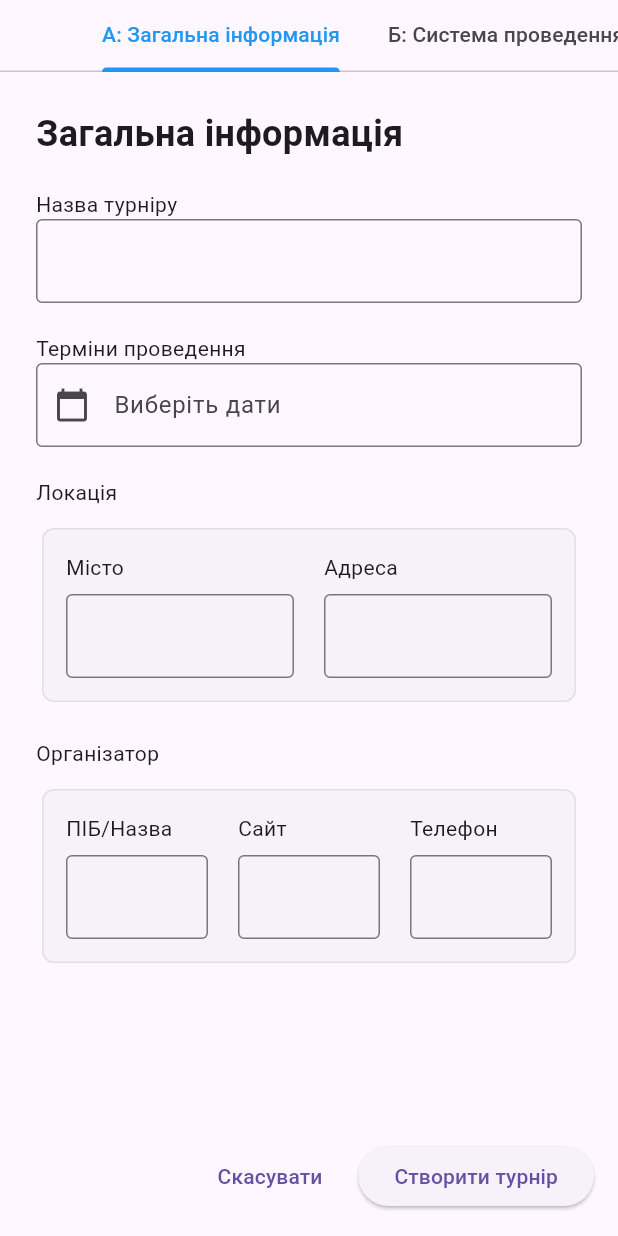
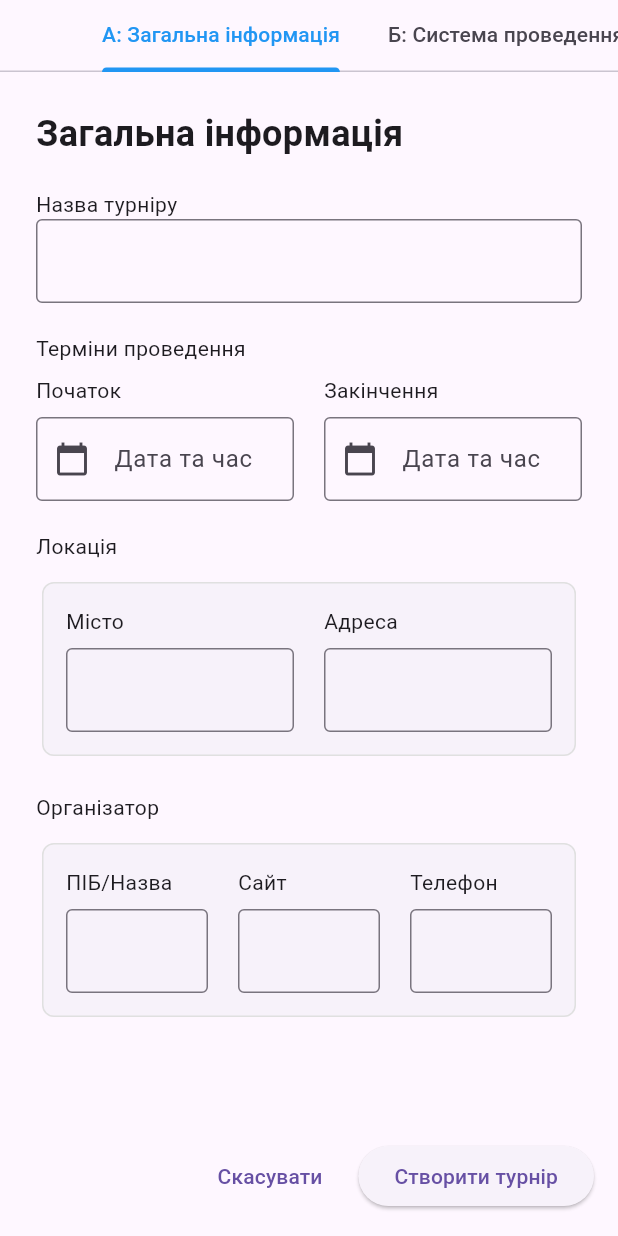
Before and after one commit to Aulex/arbi_chief, a Flutter app: the TournamentAddScreen widget shown alone on an empty page, opened directly, on a phone screen of 412 x 824 dp. Run offline on Flutter 3.47's test engine with Material 3 defaults, Android fonts, the phone set to English and light mode, and no system bars; our stand-ins replace flutter_riverpod, sqflite, sqflite_common_ffi; accounts and stored records are empty.

Commit message:
Додати вибір часу до термінів проведення турніру
- Замінено один DateRangePicker на два окремих поля (Початок / Закінчення)
- Кожне поле відкриває DatePicker, потім TimePicker
- Відображається дата і час у форматі РРРР-ММ-ДД ГГ:ХХ

https://claude.ai/code/session_01NThSgUFjPraDRrgCbZQKRo

```diff
--- a/lib/views/tournament_add_screen.dart
+++ b/lib/views/tournament_add_screen.dart
@@ -47,7 +47,8 @@ class _TournamentAddScreenState extends ConsumerState<TournamentAddScreen> {
   final _organizerNameController = TextEditingController();
   final _organizerSiteController = TextEditingController();
   final _organizerPhoneController = TextEditingController();
-  DateTimeRange? _selectedDateRange;
+  DateTime? _startDateTime;
+  DateTime? _endDateTime;
 
   @override
   void initState() {
@@ -56,12 +57,17 @@ class _TournamentAddScreenState extends ConsumerState<TournamentAddScreen> {
       final t = widget.tournament!;
       tNameController.text = t.t_name;
       if (t.t_date_begin.isNotEmpty && t.t_date_end.isNotEmpty) {
-        _selectedDateRange = DateTimeRange(
-          start: DateTime.parse(t.t_date_begin),
-          end: DateTime.parse(t.t_date_end),
-        );
+        _startDateTime = DateTime.parse(t.t_date_begin);
+        _endDateTime = DateTime.parse(t.t_date_end);
       }
     }
+  }
+
+  String _formatDateTime(DateTime dt) {
+    final d = dt.toLocal().toString().split(' ')[0];
+    final h = dt.hour.toString().padLeft(2, '0');
+    final m = dt.minute.toString().padLeft(2, '0');
+    return '$d $h:$m';
   }
 
   @override
@@ -153,29 +159,97 @@ class _TournamentAddScreenState extends ConsumerState<TournamentAddScreen> {
       ),
       const SizedBox(height: 20),
       const Text('Терміни проведення'),
+      const SizedBox(height: 8),
+      Row(
+        children: [
+          Expanded(
+            child: Column(
+              crossAxisAlignment: CrossAxisAlignment.start,
+              children: [
+                const Text('Початок'),
+                const SizedBox(height: 8),
                 TextFormField(
                   readOnly: true,
                   decoration: InputDecoration(
-          hintText:
-              _selectedDateRange == null
-                  ? 'Виберіть дати'
-                  : "${_selectedDateRange!.start.toLocal().toString().split(' ')[0]} - ${_selectedDateRange!.end.toLocal().toString().split(' ')[0]}",
+                    hintText: _startDateTime == null
+                        ? 'Дата та час'
+                        : _formatDateTime(_startDateTime!),
                     prefixIcon: const Icon(Icons.calendar_today),
                     border: const OutlineInputBorder(),
                   ),
                   onTap: () async {
-          final picked = await showDateRangePicker(
+                    final date = await showDatePicker(
                       context: context,
+                      initialDate: _startDateTime ?? DateTime.now(),
                       firstDate: DateTime(2023),
                       lastDate: DateTime(2030),
-            currentDate: DateTime.now(),
                     );
-          if (picked != null) {
+                    if (date != null && mounted) {
+                      final time = await showTimePicker(
+                        context: context,
+                        initialTime: _startDateTime != null
+                            ? TimeOfDay.fromDateTime(_startDateTime!)
+                            : const TimeOfDay(hour: 9, minute: 0),
+                      );
+                      if (time != null) {
                         setState(() {
-              _selectedDateRange = picked;
+                          _startDateTime = DateTime(
+                            date.year, date.month, date.day,
+                            time.hour, time.minute,
+                          );
                         });
                       }
+                    }
                   },
+                ),
+              ],
+            ),
+          ),
+          const SizedBox(width: 20),
+          Expanded(
+            child: Column(
+              crossAxisAlignment: CrossAxisAlignment.start,
+              children: [
+                const Text('Закінчення'),
+                const SizedBox(height: 8),
+                TextFormField(
+                  readOnly: true,
+                  decoration: InputDecoration(
+                    hintText: _endDateTime == null
+                        ? 'Дата та час'
+                        : _formatDateTime(_endDateTime!),
+                    prefixIcon: const Icon(Icons.calendar_today),
+                    border: const OutlineInputBorder(),
+                  ),
+                  onTap: () async {
+                    final date = await showDatePicker(
+                      context: context,
+                      initialDate: _endDateTime ?? _startDateTime ?? DateTime.now(),
+                      firstDate: DateTime(2023),
+                      lastDate: DateTime(2030),
+                    );
+                    if (date != null && mounted) {
+                      final time = await showTimePicker(
+                        context: context,
+                        initialTime: _endDateTime != null
+                            ? TimeOfDay.fromDateTime(_endDateTime!)
+                            : const TimeOfDay(hour: 18, minute: 0),
+                      );
+                      if (time != null) {
+                        setState(() {
+                          _endDateTime = DateTime(
+                            date.year, date.month, date.day,
+                            time.hour, time.minute,
+                          );
+                        });
+                      }
+                    }
+                  },
+                ),
+              ],
+            ),
+          ),
+        ],
       ),
       const SizedBox(height: 20),
       const Text('Локація'),
```
Lines whose indentation alone changed are shown as unchanged.
